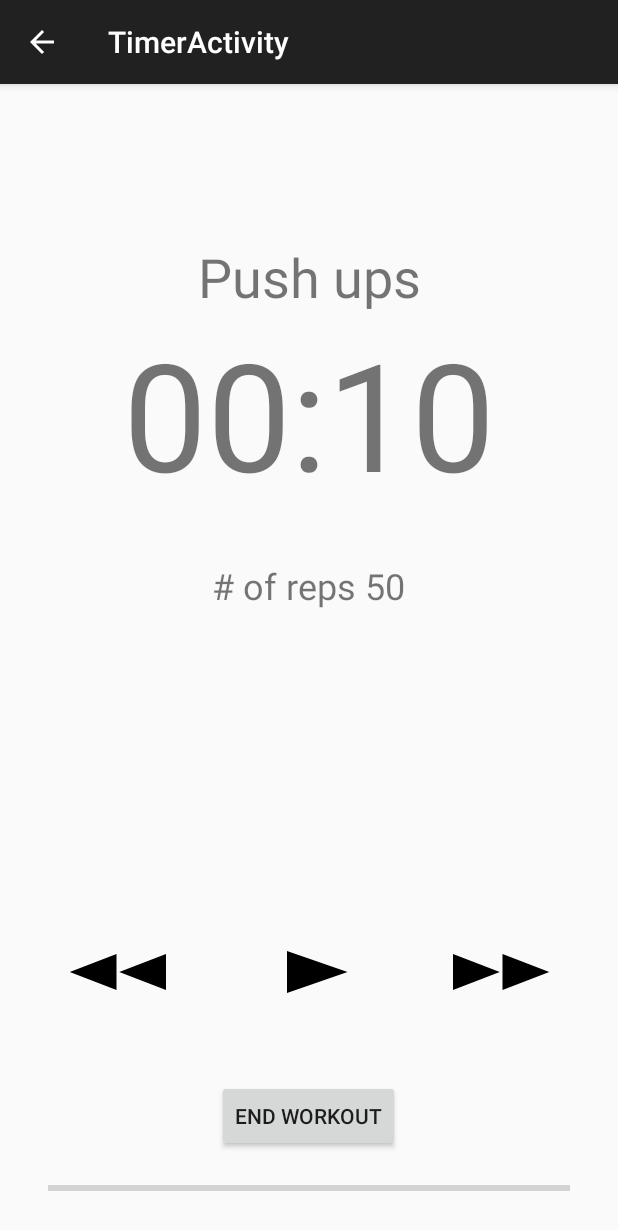
After one commit to JacobHearst/IntervalTimer, an Android app: the TimerActivity screen opened directly, with no data from a screen before it, on a phone screen of 412 x 824 dp. The commit adds this screen. Shown: the top 1230 px of the screen. Run offline under Robolectric (Android 15) with nearby library versions, the phone set to English and light mode, and no system bars.

Commit message:
Timerscreen (#18)
* Adding the timerscreen

* Add the timerscreen

```diff
--- a/app/build.gradle
+++ b/app/build.gradle
@@ -39,6 +39,7 @@ dependencies {
     implementation "android.arch.navigation:navigation-ui-ktx:$version_navigation"
     implementation "androidx.room:room-runtime:$room_version"
     implementation "androidx.legacy:legacy-support-v4:1.0.0"
+    implementation 'com.google.android.material:material:1.0.0'
     kapt "androidx.room:room-compiler:$room_version"
 
     // Unit testing dependencies
--- a/app/src/main/AndroidManifest.xml
+++ b/app/src/main/AndroidManifest.xml
@@ -9,12 +9,20 @@
         android:roundIcon="@mipmap/ic_launcher_round"
         android:supportsRtl="true"
         android:theme="@style/AppTheme">
+        <activity
+            android:name=".TimerActivity"
+            android:label="@string/title_activity_timer"
+            android:screenOrientation="portrait">
+
+        </activity>
         <activity android:name=".MainActivity">
+
             <intent-filter>
                 <action android:name="android.intent.action.MAIN" />
 
                 <category android:name="android.intent.category.LAUNCHER" />
             </intent-filter>
+
         </activity>
 
         <receiver android:name=".NotificationButtonReceiver" />
--- /dev/null
+++ b/app/src/main/java/com/example/intervaltimer/TimerActivity.kt
@@ -0,0 +1,115 @@
+package com.example.intervaltimer
+
+import android.media.MediaPlayer
+import androidx.appcompat.app.AppCompatActivity
+import android.os.Bundle
+import android.os.CountDownTimer
+import kotlinx.android.synthetic.main.activity_timer.*
+import kotlin.concurrent.timer
+
+class TimerActivity : AppCompatActivity() {
+
+    private var mediaPlayer: MediaPlayer? = null
+    private var buttonSwitch = false
+    private var totaltime: Long = 10000 + 1000
+    private val countdown: Long = 1000
+    private var ctimer: CountDownTimer? = null
+
+    fun playTimer(){
+
+        ctimer = object: CountDownTimer(totaltime, countdown){
+
+            override fun onTick(millis: Long){
+                totaltime = millis
+                var minutes = (millis / 1000) / 60
+                var seconds = (millis / 1000) % 60
+
+                var updateStringTimer = String.format("%02d:%02d", minutes, seconds)
+
+                timertext.text = updateStringTimer
+
+            }
+
+
+            override fun onFinish(){
+                mediaPlayer?.start()
+            }
+        }
+        ctimer?.start()
+
+    }
+
+    fun pause(){
+        ctimer?.cancel()
+    }
+
+    override fun onCreate(savedInstanceState: Bundle?) {
+        super.onCreate(savedInstanceState)
+
+        setContentView(R.layout.activity_timer)
+
+        val actionBar = supportActionBar
+        actionBar!!.setHomeButtonEnabled(true)
+        actionBar.setDisplayHomeAsUpEnabled(true)
+
+        mediaPlayer = MediaPlayer.create(this, R.raw.bellring)
+
+        workoutname.text = "Push ups" // placeholder code for setting text at startup
+        repstext.text = "# of reps 50" // placeholder code for setting text at startup
+
+        timertext.text = "00:10" // placeholder code for setting text at startup
+
+        playbutton.setOnClickListener{
+
+            if(buttonSwitch == false){
+                playbutton.setBackgroundResource(R.drawable.ic_pause_black_24dp)
+                playTimer()
+                buttonSwitch = true
+            }
+
+            else{
+                playbutton.setBackgroundResource(R.drawable.ic_play_arrow_black_24dp)
+                pause()
+                buttonSwitch = false
+            }
+
+        }
+
+        forwardbutton.setOnClickListener{
+            mediaPlayer?.stop()
+            totaltime = 70000 + 1000
+            workoutname.text = "Curls" // placeholder code for setting text when hitting forward
+            repstext.text = "# of reps 80" // placeholder code for setting text when hitting forward
+            timertext.text = "01:10" // placeholder code for setting text at startup
+            playbutton.setBackgroundResource(R.drawable.ic_play_arrow_black_24dp)
+            pause()
+            buttonSwitch = false
+        }
+
+        backbutton.setOnClickListener{
+            mediaPlayer?.stop()
+            totaltime = 10000 + 1000
+            workoutname.text = "Push ups" // placeholder code for setting text when hitting back
+            repstext.text = "# of reps 50" // placeholder code for setting text when hitting back
+            timertext.text = "00:10" // placeholder code for setting text at startup
+            playbutton.setBackgroundResource(R.drawable.ic_play_arrow_black_24dp)
+            pause()
+            buttonSwitch = false
+        }
+
+        endbutton.setOnClickListener{
+            mediaPlayer?.release()
+            mediaPlayer = null
+        }
+
+
+        // val audioManager: AudioManager = getSystemService(AUDIO_SERVICE) as AudioManager // Audio manager in case we need it
+
+    }
+
+    override fun onSupportNavigateUp(): Boolean {
+        //val navController = this.findNavController(R.id.myNavHostFragment)
+        //navController.navigate(R.id.mainFragment)
+        return false
+    }
+}
--- /dev/null
+++ b/app/src/main/res/drawable/ic_fast_forward_black_24dp.xml
@@ -0,0 +1,9 @@
+<vector xmlns:android="http://schemas.android.com/apk/res/android"
+        android:width="24dp"
+        android:height="24dp"
+        android:viewportWidth="24.0"
+        android:viewportHeight="24.0">
+    <path
+        android:fillColor="#FF000000"
+        android:pathData="M4,18l8.5,-6L4,6v12zM13,6v12l8.5,-6L13,6z"/>
+</vector>
--- /dev/null
+++ b/app/src/main/res/drawable/ic_fast_rewind_black_24dp.xml
@@ -0,0 +1,9 @@
+<vector xmlns:android="http://schemas.android.com/apk/res/android"
+        android:width="24dp"
+        android:height="24dp"
+        android:viewportWidth="24.0"
+        android:viewportHeight="24.0">
+    <path
+        android:fillColor="#FF000000"
+        android:pathData="M11,18L11,6l-8.5,6 8.5,6zM11.5,12l8.5,6L20,6l-8.5,6z"/>
+</vector>
--- /dev/null
+++ b/app/src/main/res/drawable/ic_pause_black_24dp.xml
@@ -0,0 +1,9 @@
+<vector xmlns:android="http://schemas.android.com/apk/res/android"
+        android:width="24dp"
+        android:height="24dp"
+        android:viewportWidth="24.0"
+        android:viewportHeight="24.0">
+    <path
+        android:fillColor="#FF000000"
+        android:pathData="M6,19h4L10,5L6,5v14zM14,5v14h4L18,5h-4z"/>
+</vector>
--- /dev/null
+++ b/app/src/main/res/drawable/ic_play_arrow_black_24dp.xml
@@ -0,0 +1,9 @@
+<vector xmlns:android="http://schemas.android.com/apk/res/android"
+        android:width="24dp"
+        android:height="24dp"
+        android:viewportWidth="24.0"
+        android:viewportHeight="24.0">
+    <path
+        android:fillColor="#FF000000"
+        android:pathData="M8,5v14l11,-7z"/>
+</vector>
--- /dev/null
+++ b/app/src/main/res/layout/activity_timer.xml
@@ -0,0 +1,101 @@
+<?xml version="1.0" encoding="utf-8"?>
+<androidx.constraintlayout.widget.ConstraintLayout xmlns:android="http://schemas.android.com/apk/res/android"
+    xmlns:app="http://schemas.android.com/apk/res-auto"
+    xmlns:tools="http://schemas.android.com/tools"
+    android:layout_width="match_parent"
+    android:layout_height="match_parent"
+    android:outlineProvider="none"
+    tools:context=".TimerActivity">
+
+    <Button
+        android:id="@+id/playbutton"
+        android:layout_width="wrap_content"
+        android:layout_height="wrap_content"
+        android:layout_marginBottom="152dp"
+        android:background="@drawable/ic_play_arrow_black_24dp"
+        app:layout_constraintBottom_toBottomOf="parent"
+        app:layout_constraintEnd_toStartOf="@+id/forwardbutton"
+        app:layout_constraintHorizontal_bias="0.5"
+        app:layout_constraintStart_toEndOf="@+id/backbutton" />
+
+    <Button
+        android:id="@+id/forwardbutton"
+        android:layout_width="wrap_content"
+        android:layout_height="wrap_content"
+        android:layout_marginBottom="152dp"
+        android:background="@drawable/ic_fast_forward_black_24dp"
+        app:layout_constraintBottom_toBottomOf="parent"
+        app:layout_constraintEnd_toEndOf="parent"
+        app:layout_constraintHorizontal_bias="0.5"
+        app:layout_constraintStart_toEndOf="@+id/playbutton" />
+
+    <Button
+        android:id="@+id/backbutton"
+        android:layout_width="wrap_content"
+        android:layout_height="wrap_content"
+        android:layout_marginBottom="152dp"
+        android:background="@drawable/ic_fast_rewind_black_24dp"
+        app:layout_constraintBottom_toBottomOf="parent"
+        app:layout_constraintEnd_toStartOf="@+id/playbutton"
+        app:layout_constraintHorizontal_bias="0.5"
+        app:layout_constraintStart_toStartOf="parent" />
+
+    <TextView
+        android:id="@+id/workoutname"
+        android:layout_width="wrap_content"
+        android:layout_height="wrap_content"
+        android:layout_marginTop="104dp"
+        android:text="@string/place_holder_title"
+        android:textSize="36sp"
+        app:layout_constraintEnd_toEndOf="parent"
+        app:layout_constraintStart_toStartOf="parent"
+        app:layout_constraintTop_toTopOf="parent" />
+
+    <Button
+        android:id="@+id/endbutton"
+        android:layout_width="wrap_content"
+        android:layout_height="wrap_content"
+        android:layout_marginBottom="56dp"
+        android:text="@string/end_workout"
+        app:layout_constraintBottom_toBottomOf="parent"
+        app:layout_constraintEnd_toEndOf="parent"
+        app:layout_constraintHorizontal_bias="0.498"
+        app:layout_constraintStart_toStartOf="parent" />
+
+    <TextView
+        android:id="@+id/repstext"
+        android:layout_width="wrap_content"
+        android:layout_height="wrap_content"
+        android:layout_marginTop="32dp"
+        android:text="@string/number_reps"
+        android:textSize="24sp"
+        app:layout_constraintEnd_toEndOf="parent"
+        app:layout_constraintHorizontal_bias="0.498"
+        app:layout_constraintStart_toStartOf="parent"
+        app:layout_constraintTop_toBottomOf="@+id/timertext" />
+
+    <ProgressBar
+        android:id="@+id/workoutbar"
+        style="?android:attr/progressBarStyleHorizontal"
+        android:layout_width="0dp"
+        android:layout_height="wrap_content"
+        android:layout_marginStart="32dp"
+        android:layout_marginEnd="32dp"
+        android:layout_marginBottom="24dp"
+        android:scrollbarSize="4dp"
+        android:scrollbarStyle="outsideInset"
+        app:layout_constraintBottom_toBottomOf="parent"
+        app:layout_constraintEnd_toEndOf="parent"
+        app:layout_constraintStart_toStartOf="parent" />
+
+    <TextView
+        android:id="@+id/timertext"
+        android:layout_width="wrap_content"
+        android:layout_height="wrap_content"
+        android:text="@string/defalut_timer_text"
+        android:textSize="@dimen/timer_text_size"
+        app:layout_constraintEnd_toEndOf="parent"
+        app:layout_constraintStart_toStartOf="parent"
+        app:layout_constraintTop_toBottomOf="@+id/workoutname" />
+
+</androidx.constraintlayout.widget.ConstraintLayout>
--- /dev/null
+++ b/app/src/main/res/values/dimens.xml
@@ -0,0 +1,4 @@
+<resources>
+    <dimen name="fab_margin">16dp</dimen>
+    <dimen name="timer_text_size">100sp</dimen>
+</resources>
--- a/app/src/main/res/values/strings.xml
+++ b/app/src/main/res/values/strings.xml
@@ -7,6 +7,11 @@
 
     <!-- TODO: Remove or change this placeholder text -->
     <string name="hello_blank_fragment">Hello blank fragment</string>
+    <string name="title_activity_timer">TimerActivity</string>
+    <string name="place_holder_title">Workout Name</string>
+    <string name="end_workout">End Workout</string>
+    <string name="number_reps"># of reps</string>
+    <string name="defalut_timer_text">00:00</string>
     <string name="more">More</string>
     <string name="start">Start</string>
 </resources>
--- a/app/src/main/res/values/styles.xml
+++ b/app/src/main/res/values/styles.xml
@@ -8,4 +8,13 @@
         <item name="colorAccent">@color/colorAccent</item>
     </style>
 
+    <style name="AppTheme.NoActionBar">
+        <item name="windowActionBar">false</item>
+        <item name="windowNoTitle">true</item>
+    </style>
+
+    <style name="AppTheme.AppBarOverlay" parent="ThemeOverlay.AppCompat.Dark.ActionBar" />
+
+    <style name="AppTheme.PopupOverlay" parent="ThemeOverlay.AppCompat.Light" />
+
 </resources>
```
Also changed, not shown: 1 other file.
